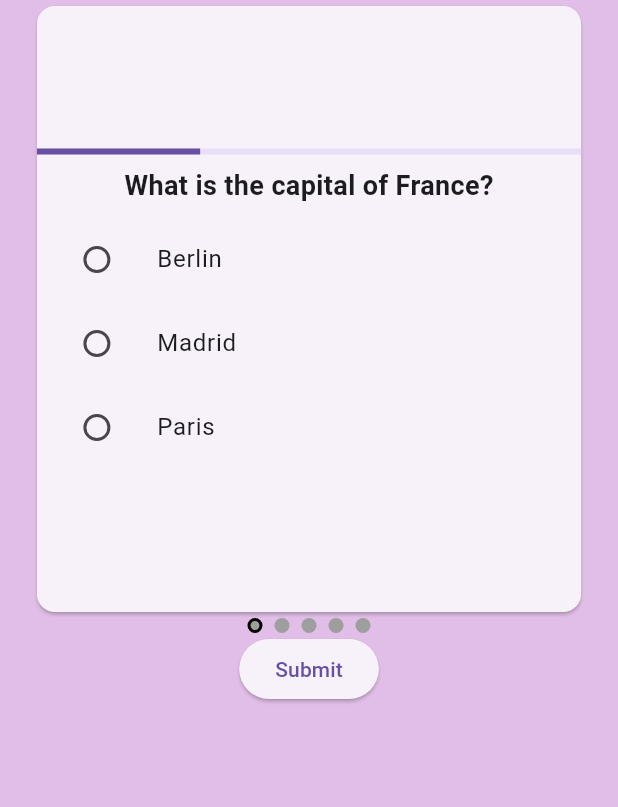
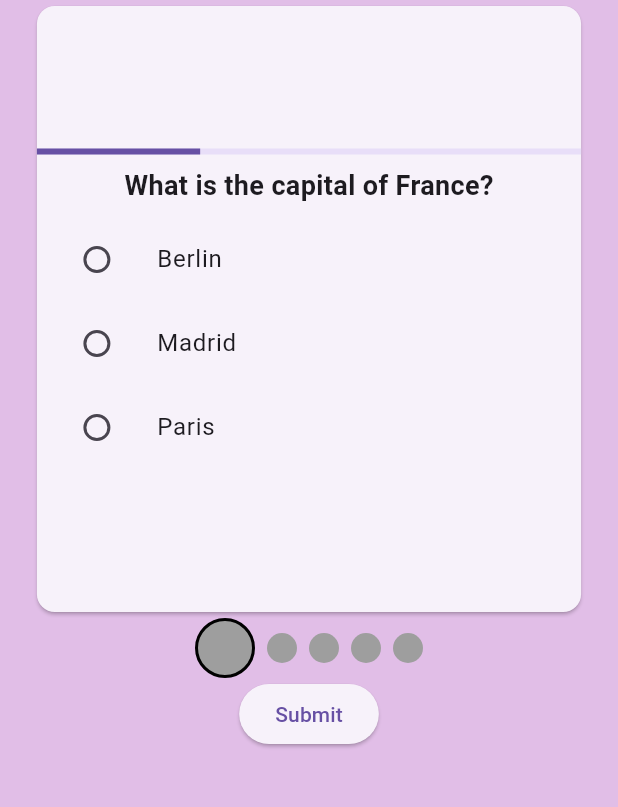
Before and after one commit to RedHotChiliPeppers35/quiz_app, a Flutter app: the screen it shows after launch, on a phone screen of 412 x 824 dp, the part 84-891 px from its top. Run offline on Flutter 3.47's test engine with Material 3 defaults, Android fonts, the phone set to English and light mode, and no system bars; our stand-ins replace flutter_riverpod, page_transition.

Commit message:
Changes to be committed: 	modified:   lib/presentation/widgets/card.dart 	modified:   lib/presentation/widgets/question_indicator.dart 	modified:   lib/presentation/widgets/quiz_screen.dart

```diff
--- a/lib/presentation/widgets/card.dart
+++ b/lib/presentation/widgets/card.dart
@@ -9,12 +9,14 @@ class QuestionCard extends StatefulWidget {
   final int questionIndex;
   final Question question;
   final ValueChanged<int> onOptionSelected;
+  final bool isCurrent;
 
   const QuestionCard({
     Key? key,
     required this.questionIndex,
     required this.question,
     required this.onOptionSelected,
+    required this.isCurrent,
   }) : super(key: key);
 
   @override
@@ -24,7 +26,6 @@ class QuestionCard extends StatefulWidget {
 class _QuestionCardState extends State<QuestionCard> {
   late Timer _timer = Timer(Duration.zero, () {});
   late Duration _timeLeft;
-
 
   @override
   void initState() {
@@ -47,7 +48,7 @@ class _QuestionCardState extends State<QuestionCard> {
       } else {
         _timer.cancel();
         setState(() {
-           widget.question.isExpired = true;
+          widget.question.isExpired = true;
         });
         context
             .read(quizProvider.notifier)
@@ -116,8 +117,6 @@ class _QuestionCardState extends State<QuestionCard> {
               ),
             );
           }).toList(),
-
-
         ],
       ),
     );
--- a/lib/presentation/widgets/question_indicator.dart
+++ b/lib/presentation/widgets/question_indicator.dart
@@ -30,8 +30,8 @@ class QuestionIndicator extends StatelessWidget {
 
     return Container(
       margin: EdgeInsets.symmetric(horizontal: 4.0),
-      width: 10.0,
-      height: 10.0,
+      width: isCurrent ? 40.0 : 20.0,
+      height: isCurrent ? 40.0 : 20.0,
       decoration: BoxDecoration(
         color: color,
         shape: BoxShape.circle,
--- a/lib/presentation/widgets/quiz_screen.dart
+++ b/lib/presentation/widgets/quiz_screen.dart
@@ -8,12 +8,21 @@ import 'package:quiz_app/presentation/logics/result_screen.dart';
 import 'package:quiz_app/presentation/providers/quiz_provider.dart';
 import 'package:quiz_app/presentation/widgets/question_indicator.dart';
 
-class QuizScreen extends ConsumerWidget {
+class QuizScreen extends StatefulWidget {
+  const QuizScreen({super.key});
+
   @override
-  Widget build(BuildContext context, ScopedReader watch) {
+  State<QuizScreen> createState() => _QuizScreenState();
+}
+
+class _QuizScreenState extends State<QuizScreen> {
   int _currentIndex = 0;
+  @override
+  Widget build(BuildContext context) {
+    return Consumer(
+      builder: (context, watch, child) {
         final questions = watch(quizProvider);
-    final quizNotifier = context.read(quizProvider.notifier);
+        final quizNotifier = watch(quizProvider.notifier);
 
         WidgetsBinding.instance.addPostFrameCallback((_) {
           if (quizNotifier.allTimersExpired()) {
@@ -34,8 +43,12 @@ class QuizScreen extends ConsumerWidget {
                           width: MediaQuery.of(context).size.width * 0.9,
                           height: MediaQuery.of(context).size.height * 0.5,
                           child: PageView.builder(
-                        onPageChanged: (value) {
-                          //setState here
+                            controller:
+                                PageController(initialPage: _currentIndex),
+                            onPageChanged: (index) {
+                              setState(() {
+                                _currentIndex = index;
+                              });
                             },
                             itemCount: questions.length,
                             itemBuilder: (context, index) {
@@ -43,15 +56,24 @@ class QuizScreen extends ConsumerWidget {
                               return Container(
                                 color: Colors.purple.shade100,
                                 width: MediaQuery.of(context).size.width * 0.9,
-                            height: MediaQuery.of(context).size.height * 0.5,
+                                height:
+                                    MediaQuery.of(context).size.height * 0.5,
                                 child: QuestionCard(
                                   questionIndex: index,
                                   question: question,
                                   onOptionSelected: (optionIndex) {
-                                context
-                                    .read(quizProvider.notifier)
-                                    .selectOption(index, optionIndex);
+                                    quizNotifier.selectOption(
+                                        index, optionIndex);
+                                    if (index == questions.length - 1) {
+                                      Navigator.push(
+                                        context,
+                                        MaterialPageRoute(
+                                            builder: (context) =>
+                                                ResultScreen()),
+                                      );
+                                    }
                                   },
+                                  isCurrent: index == _currentIndex,
                                 ),
                               );
                             },
@@ -81,6 +103,8 @@ class QuizScreen extends ConsumerWidget {
                       ],
                     ),
                   ));
+      },
+    );
   }
 
   void _showAllTimersExpiredDialog(BuildContext context) {
```
Lines whose indentation alone changed are shown as unchanged.
